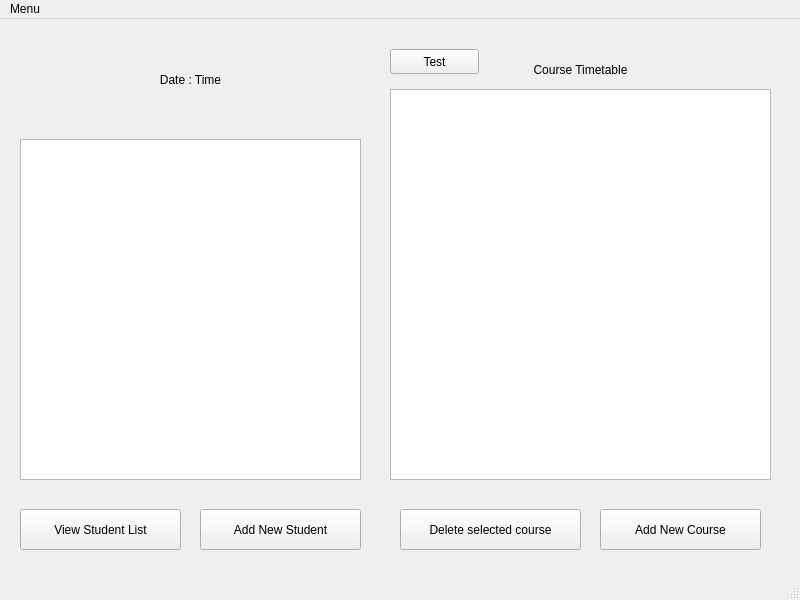
Qt form UI/punchin/mainwindow.ui (lkobnas/Attendance-recording-system) before a commit.
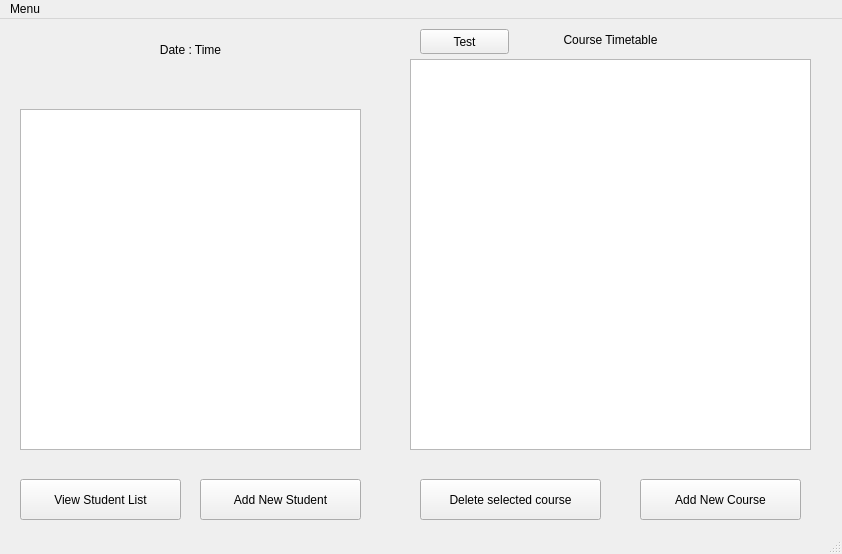
The same form after that commit.

Commit message: Fixed window size

```diff
--- a/UI/punchin/mainwindow.ui
+++ b/UI/punchin/mainwindow.ui
@@ -6,8 +6,8 @@
    <rect>
     <x>0</x>
     <y>0</y>
-    <width>800</width>
-    <height>600</height>
+    <width>842</width>
+    <height>554</height>
    </rect>
   </property>
   <property name="windowTitle">
@@ -17,9 +17,9 @@
    <widget class="QWidget" name="gridLayoutWidget_3">
     <property name="geometry">
      <rect>
-      <x>390</x>
-      <y>70</y>
-      <width>381</width>
+      <x>410</x>
+      <y>40</y>
+      <width>401</width>
       <height>391</height>
      </rect>
     </property>
@@ -33,7 +33,7 @@
     <property name="geometry">
      <rect>
       <x>200</x>
-      <y>490</y>
+      <y>460</y>
       <width>161</width>
       <height>41</height>
      </rect>
@@ -45,8 +45,8 @@
    <widget class="QPushButton" name="addNewCourseButton">
     <property name="geometry">
      <rect>
-      <x>600</x>
-      <y>490</y>
+      <x>640</x>
+      <y>460</y>
       <width>161</width>
       <height>41</height>
      </rect>
@@ -59,7 +59,7 @@
     <property name="geometry">
      <rect>
       <x>20</x>
-      <y>120</y>
+      <y>90</y>
       <width>341</width>
       <height>341</height>
      </rect>
@@ -69,7 +69,7 @@
     <property name="geometry">
      <rect>
       <x>20</x>
-      <y>30</y>
+      <y>0</y>
       <width>341</width>
       <height>61</height>
      </rect>
@@ -93,8 +93,8 @@
    <widget class="QLabel" name="label_courseTimetable">
     <property name="geometry">
      <rect>
-      <x>390</x>
-      <y>30</y>
+      <x>420</x>
+      <y>0</y>
       <width>381</width>
       <height>41</height>
      </rect>
@@ -109,8 +109,8 @@
    <widget class="QPushButton" name="testButton">
     <property name="geometry">
      <rect>
-      <x>390</x>
-      <y>30</y>
+      <x>420</x>
+      <y>10</y>
       <width>89</width>
       <height>25</height>
      </rect>
@@ -122,8 +122,8 @@
    <widget class="QPushButton" name="deleteCourseButton">
     <property name="geometry">
      <rect>
-      <x>400</x>
-      <y>490</y>
+      <x>420</x>
+      <y>460</y>
       <width>181</width>
       <height>41</height>
      </rect>
@@ -136,7 +136,7 @@
     <property name="geometry">
      <rect>
       <x>20</x>
-      <y>490</y>
+      <y>460</y>
       <width>161</width>
       <height>41</height>
      </rect>
@@ -151,7 +151,7 @@
     <rect>
      <x>0</x>
      <y>0</y>
-     <width>800</width>
+     <width>842</width>
      <height>22</height>
     </rect>
    </property>
```
The commit also changes 1 other file.
